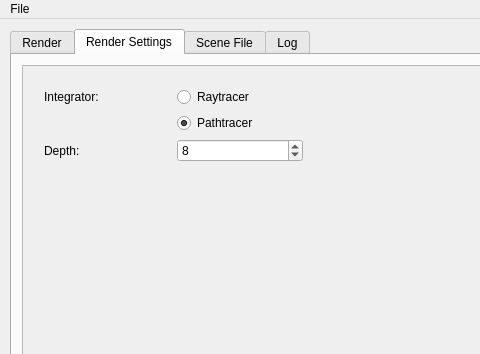
Before: the Qt Designer form mainwindow.ui in Theverat/SimpleTracer, drawn with Qt 5; both pictures show x 0 to 480 and y 0 to 354 of the 860 by 777 pixel window.
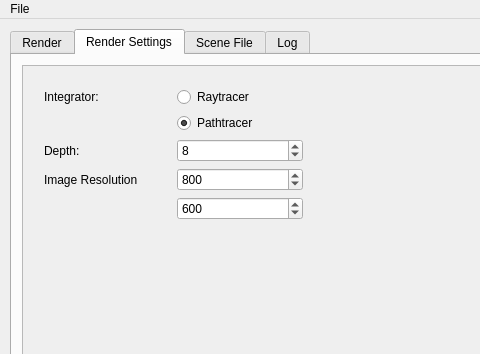
After: the same form once the commit is applied. The open tabs and pages were chosen to show the change. Icons and pictures are not drawn.

Commit message: gui: made image resolution adjustable

Diff of the .ui file:
```diff
--- a/mainwindow.ui
+++ b/mainwindow.ui
@@ -162,7 +162,17 @@
          </rect>
         </property>
         <layout class="QGridLayout" name="gridLayout">
-         <item row="3" column="0">
+         <item row="3" column="1">
+          <widget class="QSpinBox" name="spinBox_imgres_x">
+           <property name="maximum">
+            <number>100000</number>
+           </property>
+           <property name="value">
+            <number>800</number>
+           </property>
+          </widget>
+         </item>
+         <item row="5" column="0">
           <spacer name="verticalSpacer">
            <property name="orientation">
             <enum>Qt::Vertical</enum>
@@ -206,6 +216,19 @@
            </property>
           </widget>
          </item>
+         <item row="5" column="1">
+          <spacer name="verticalSpacer_2">
+           <property name="orientation">
+            <enum>Qt::Vertical</enum>
+           </property>
+           <property name="sizeHint" stdset="0">
+            <size>
+             <width>20</width>
+             <height>40</height>
+            </size>
+           </property>
+          </spacer>
+         </item>
          <item row="2" column="1">
           <widget class="QSpinBox" name="DepthBox">
            <property name="maximum">
@@ -216,18 +239,22 @@
            </property>
           </widget>
          </item>
-         <item row="3" column="1">
-          <spacer name="verticalSpacer_2">
-           <property name="orientation">
-            <enum>Qt::Vertical</enum>
+         <item row="3" column="0">
+          <widget class="QLabel" name="label">
+           <property name="text">
+            <string>Image Resolution</string>
            </property>
-           <property name="sizeHint" stdset="0">
-            <size>
-             <width>20</width>
-             <height>40</height>
-            </size>
+          </widget>
+         </item>
+         <item row="4" column="1">
+          <widget class="QSpinBox" name="spinBox_imgres_y">
+           <property name="maximum">
+            <number>100000</number>
            </property>
-          </spacer>
+           <property name="value">
+            <number>600</number>
+           </property>
+          </widget>
          </item>
         </layout>
        </widget>
```
The commit also changes 8 other files.
